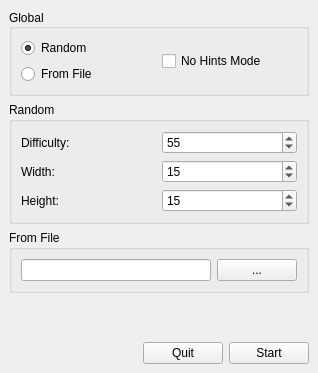
Qt form src/f_qtmainwindow.ui (schuay/picmi-legacy) before a commit.
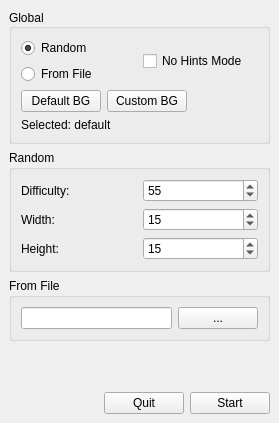
The same form after that commit. Icons and pictures are not drawn.

Patch:
```diff
--- a/src/f_qtmainwindow.ui
+++ b/src/f_qtmainwindow.ui
@@ -6,14 +6,14 @@
    <rect>
     <x>0</x>
     <y>0</y>
-    <width>318</width>
-    <height>373</height>
+    <width>279</width>
+    <height>423</height>
    </rect>
   </property>
   <property name="maximumSize">
    <size>
-    <width>318</width>
-    <height>373</height>
+    <width>1000</width>
+    <height>1000</height>
    </size>
   </property>
   <property name="windowTitle">
@@ -24,7 +24,7 @@
     <normaloff>../../../../usr/share/tuxpicross/gfx/icon.png</normaloff>../../../../usr/share/tuxpicross/gfx/icon.png</iconset>
   </property>
   <widget class="QWidget" name="centralwidget">
-   <layout class="QHBoxLayout" name="horizontalLayout_7">
+   <layout class="QHBoxLayout" name="horizontalLayout_8">
     <item>
      <layout class="QVBoxLayout" name="verticalLayout_2">
       <item>
@@ -37,7 +37,9 @@
         </property>
         <layout class="QHBoxLayout" name="horizontalLayout_3">
          <item>
-          <layout class="QHBoxLayout" name="horizontalLayout_2">
+          <layout class="QVBoxLayout" name="verticalLayout_3">
+           <item>
+            <layout class="QHBoxLayout" name="horizontalLayout_7">
            <item>
             <layout class="QVBoxLayout" name="verticalLayout">
              <item>
@@ -68,6 +70,46 @@
            </item>
           </layout>
          </item>
+           <item>
+            <layout class="QHBoxLayout" name="horizontalLayout_2">
+             <item>
+              <widget class="QPushButton" name="bBGDefault">
+               <property name="text">
+                <string>Default BG</string>
+               </property>
+              </widget>
+             </item>
+             <item>
+              <widget class="QPushButton" name="bBGCustom">
+               <property name="text">
+                <string>Custom BG</string>
+               </property>
+              </widget>
+             </item>
+             <item>
+              <spacer name="horizontalSpacer_2">
+               <property name="orientation">
+                <enum>Qt::Horizontal</enum>
+               </property>
+               <property name="sizeHint" stdset="0">
+                <size>
+                 <width>40</width>
+                 <height>20</height>
+                </size>
+               </property>
+              </spacer>
+             </item>
+            </layout>
+           </item>
+           <item>
+            <widget class="QLabel" name="lblBG">
+             <property name="text">
+              <string>Selected: default</string>
+             </property>
+            </widget>
+           </item>
+          </layout>
+         </item>
         </layout>
        </widget>
       </item>
```
Left out of the diff: 1 changed line with no effect on the pictures. Lines whose indentation alone changed are shown as unchanged.
